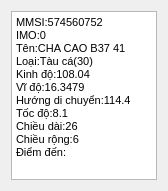
The window that QT_Peter/dialogaisinfo.ui (kimphg/LT_peter) describes before a commit, drawn with Qt 5.
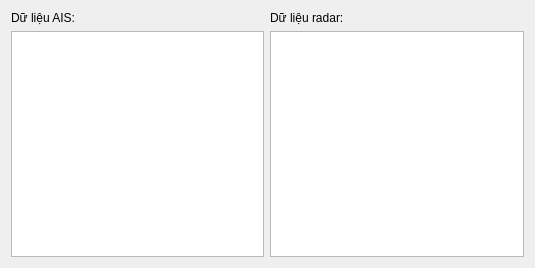
The same window after the commit.

Patch:
```diff
--- a/QT_Peter/dialogaisinfo.ui
+++ b/QT_Peter/dialogaisinfo.ui
@@ -6,12 +6,12 @@
    <rect>
     <x>0</x>
     <y>0</y>
-    <width>168</width>
-    <height>191</height>
+    <width>535</width>
+    <height>268</height>
    </rect>
   </property>
   <property name="sizePolicy">
-   <sizepolicy hsizetype="Fixed" vsizetype="Fixed">
+   <sizepolicy hsizetype="Preferred" vsizetype="Expanding">
     <horstretch>0</horstretch>
     <verstretch>0</verstretch>
    </sizepolicy>
@@ -20,25 +20,39 @@
    <string>Thông tin AIS</string>
   </property>
   <layout class="QGridLayout" name="gridLayout">
-   <item row="0" column="0">
+   <item row="2" column="1">
+    <widget class="QTextBrowser" name="textBrowser_2">
+     <property name="html">
+      <string>&lt;!DOCTYPE HTML PUBLIC &quot;-//W3C//DTD HTML 4.0//EN&quot; &quot;http://www.w3.org/TR/REC-html40/strict.dtd&quot;&gt;
+&lt;html&gt;&lt;head&gt;&lt;meta name=&quot;qrichtext&quot; content=&quot;1&quot; /&gt;&lt;style type=&quot;text/css&quot;&gt;
+p, li { white-space: pre-wrap; }
+&lt;/style&gt;&lt;/head&gt;&lt;body style=&quot; font-family:'MS Shell Dlg 2'; font-size:8.25pt; font-weight:400; font-style:normal;&quot;&gt;
+&lt;p style=&quot;-qt-paragraph-type:empty; margin-top:0px; margin-bottom:0px; margin-left:0px; margin-right:0px; -qt-block-indent:0; text-indent:0px;&quot;&gt;&lt;br /&gt;&lt;/p&gt;&lt;/body&gt;&lt;/html&gt;</string>
+     </property>
+    </widget>
+   </item>
+   <item row="2" column="0">
     <widget class="QTextBrowser" name="textBrowser">
      <property name="html">
       <string>&lt;!DOCTYPE HTML PUBLIC &quot;-//W3C//DTD HTML 4.0//EN&quot; &quot;http://www.w3.org/TR/REC-html40/strict.dtd&quot;&gt;
 &lt;html&gt;&lt;head&gt;&lt;meta name=&quot;qrichtext&quot; content=&quot;1&quot; /&gt;&lt;style type=&quot;text/css&quot;&gt;
 p, li { white-space: pre-wrap; }
 &lt;/style&gt;&lt;/head&gt;&lt;body style=&quot; font-family:'MS Shell Dlg 2'; font-size:8.25pt; font-weight:400; font-style:normal;&quot;&gt;
-&lt;p style=&quot; margin-top:0px; margin-bottom:0px; margin-left:0px; margin-right:0px; -qt-block-indent:0; text-indent:0px;&quot;&gt;&lt;span style=&quot; font-size:8pt;&quot;&gt;MMSI:574560752&lt;/span&gt;&lt;/p&gt;
-&lt;p style=&quot; margin-top:0px; margin-bottom:0px; margin-left:0px; margin-right:0px; -qt-block-indent:0; text-indent:0px;&quot;&gt;&lt;span style=&quot; font-size:8pt;&quot;&gt;IMO:0&lt;/span&gt;&lt;/p&gt;
-&lt;p style=&quot; margin-top:0px; margin-bottom:0px; margin-left:0px; margin-right:0px; -qt-block-indent:0; text-indent:0px;&quot;&gt;&lt;span style=&quot; font-size:8pt;&quot;&gt;Tên:CHA CAO B37 41      &lt;/span&gt;&lt;/p&gt;
-&lt;p style=&quot; margin-top:0px; margin-bottom:0px; margin-left:0px; margin-right:0px; -qt-block-indent:0; text-indent:0px;&quot;&gt;&lt;span style=&quot; font-size:8pt;&quot;&gt;Loại:Tàu cá(30)&lt;/span&gt;&lt;/p&gt;
-&lt;p style=&quot; margin-top:0px; margin-bottom:0px; margin-left:0px; margin-right:0px; -qt-block-indent:0; text-indent:0px;&quot;&gt;&lt;span style=&quot; font-size:8pt;&quot;&gt;Kinh độ:108.04&lt;/span&gt;&lt;/p&gt;
-&lt;p style=&quot; margin-top:0px; margin-bottom:0px; margin-left:0px; margin-right:0px; -qt-block-indent:0; text-indent:0px;&quot;&gt;&lt;span style=&quot; font-size:8pt;&quot;&gt;Vĩ độ:16.3479&lt;/span&gt;&lt;/p&gt;
-&lt;p style=&quot; margin-top:0px; margin-bottom:0px; margin-left:0px; margin-right:0px; -qt-block-indent:0; text-indent:0px;&quot;&gt;&lt;span style=&quot; font-size:8pt;&quot;&gt;Hướng di chuyển:114.4&lt;/span&gt;&lt;/p&gt;
-&lt;p style=&quot; margin-top:0px; margin-bottom:0px; margin-left:0px; margin-right:0px; -qt-block-indent:0; text-indent:0px;&quot;&gt;&lt;span style=&quot; font-size:8pt;&quot;&gt;Tốc độ:8.1&lt;/span&gt;&lt;/p&gt;
-&lt;p style=&quot; margin-top:0px; margin-bottom:0px; margin-left:0px; margin-right:0px; -qt-block-indent:0; text-indent:0px;&quot;&gt;&lt;span style=&quot; font-size:8pt;&quot;&gt;Chiều dài:26&lt;/span&gt;&lt;/p&gt;
-&lt;p style=&quot; margin-top:0px; margin-bottom:0px; margin-left:0px; margin-right:0px; -qt-block-indent:0; text-indent:0px;&quot;&gt;&lt;span style=&quot; font-size:8pt;&quot;&gt;Chiều rộng:6&lt;/span&gt;&lt;/p&gt;
-&lt;p style=&quot; margin-top:0px; margin-bottom:0px; margin-left:0px; margin-right:0px; -qt-block-indent:0; text-indent:0px;&quot;&gt;&lt;span style=&quot; font-size:8pt;&quot;&gt;Điểm đến:&lt;/span&gt;&lt;/p&gt;
-&lt;p style=&quot;-qt-paragraph-type:empty; margin-top:0px; margin-bottom:0px; margin-left:0px; margin-right:0px; -qt-block-indent:0; text-indent:0px; font-size:8pt;&quot;&gt;&lt;br /&gt;&lt;/p&gt;&lt;/body&gt;&lt;/html&gt;</string>
+&lt;p style=&quot;-qt-paragraph-type:empty; margin-top:0px; margin-bottom:0px; margin-left:0px; margin-right:0px; -qt-block-indent:0; text-indent:0px;&quot;&gt;&lt;br /&gt;&lt;/p&gt;&lt;/body&gt;&lt;/html&gt;</string>
+     </property>
+    </widget>
+   </item>
+   <item row="1" column="0">
+    <widget class="QLabel" name="label">
+     <property name="text">
+      <string>Dữ liệu AIS:</string>
+     </property>
+    </widget>
+   </item>
+   <item row="1" column="1">
+    <widget class="QLabel" name="label_2">
+     <property name="text">
+      <string>Dữ liệu radar:</string>
      </property>
     </widget>
    </item>
```
